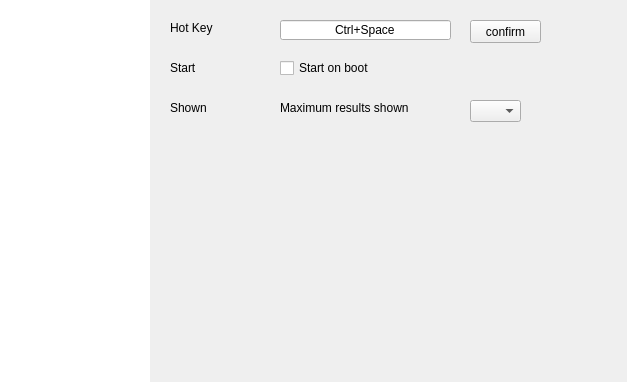
Old version of the form src/view/SettingWidget.ui in the repository tujiaw/Acc.
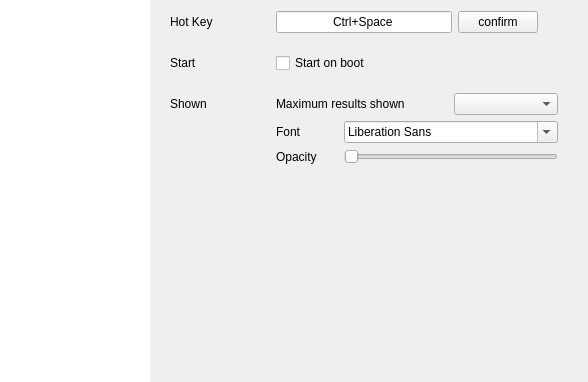
New version of the form.

The edit to the form file:
```diff
--- a/src/view/SettingWidget.ui
+++ b/src/view/SettingWidget.ui
@@ -6,7 +6,7 @@
    <rect>
     <x>0</x>
     <y>0</y>
-    <width>627</width>
+    <width>588</width>
     <height>382</height>
    </rect>
   </property>
@@ -67,32 +67,46 @@
        <rect>
         <x>0</x>
         <y>0</y>
-        <width>477</width>
+        <width>438</width>
         <height>382</height>
        </rect>
       </property>
+      <layout class="QVBoxLayout" name="verticalLayout">
+       <property name="spacing">
+        <number>20</number>
+       </property>
+       <property name="leftMargin">
+        <number>20</number>
+       </property>
+       <property name="rightMargin">
+        <number>30</number>
+       </property>
+       <item>
+        <layout class="QGridLayout" name="gridLayout_3">
+         <property name="rightMargin">
+          <number>20</number>
+         </property>
+         <item row="0" column="0">
       <widget class="QLabel" name="label">
-       <property name="geometry">
-        <rect>
-         <x>20</x>
-         <y>20</y>
-         <width>61</width>
-         <height>16</height>
-        </rect>
+           <property name="minimumSize">
+            <size>
+             <width>100</width>
+             <height>0</height>
+            </size>
+           </property>
+           <property name="maximumSize">
+            <size>
+             <width>100</width>
+             <height>16777215</height>
+            </size>
        </property>
        <property name="text">
         <string>Hot Key</string>
        </property>
       </widget>
+         </item>
+         <item row="0" column="1">
       <widget class="QLineEdit" name="leHotkey">
-       <property name="geometry">
-        <rect>
-         <x>130</x>
-         <y>20</y>
-         <width>171</width>
-         <height>20</height>
-        </rect>
-       </property>
        <property name="text">
         <string>Ctrl+Space</string>
        </property>
@@ -106,81 +120,151 @@
         <string>Press the new shortcut key</string>
        </property>
       </widget>
+         </item>
+         <item row="0" column="2">
       <widget class="QPushButton" name="pbHotkeyConfirm">
-       <property name="geometry">
-        <rect>
-         <x>320</x>
-         <y>20</y>
-         <width>71</width>
-         <height>23</height>
-        </rect>
-       </property>
        <property name="text">
         <string>confirm</string>
        </property>
       </widget>
+         </item>
+        </layout>
+       </item>
+       <item>
+        <layout class="QGridLayout" name="gridLayout_2">
+         <property name="rightMargin">
+          <number>20</number>
+         </property>
+         <item row="0" column="1">
       <widget class="QCheckBox" name="cbAutoStart">
-       <property name="geometry">
-        <rect>
-         <x>130</x>
-         <y>60</y>
-         <width>211</width>
-         <height>16</height>
-        </rect>
-       </property>
        <property name="text">
         <string>Start on boot</string>
        </property>
       </widget>
+         </item>
+         <item row="0" column="0">
       <widget class="QLabel" name="label_2">
-       <property name="geometry">
-        <rect>
-         <x>20</x>
-         <y>60</y>
-         <width>61</width>
-         <height>16</height>
-        </rect>
+           <property name="minimumSize">
+            <size>
+             <width>100</width>
+             <height>0</height>
+            </size>
+           </property>
+           <property name="maximumSize">
+            <size>
+             <width>100</width>
+             <height>16777215</height>
+            </size>
        </property>
        <property name="text">
         <string>Start</string>
        </property>
       </widget>
-      <widget class="QLabel" name="label_3">
-       <property name="geometry">
-        <rect>
-         <x>130</x>
-         <y>100</y>
-         <width>141</width>
-         <height>16</height>
-        </rect>
-       </property>
-       <property name="text">
-        <string>Maximum results shown</string>
-       </property>
-      </widget>
+         </item>
+        </layout>
+       </item>
+       <item>
+        <layout class="QGridLayout" name="gridLayout" rowstretch="0,0,1">
+         <item row="0" column="0">
       <widget class="QLabel" name="label_4">
-       <property name="geometry">
-        <rect>
-         <x>20</x>
-         <y>100</y>
-         <width>61</width>
-         <height>16</height>
-        </rect>
+           <property name="minimumSize">
+            <size>
+             <width>100</width>
+             <height>0</height>
+            </size>
+           </property>
+           <property name="maximumSize">
+            <size>
+             <width>100</width>
+             <height>16777215</height>
+            </size>
        </property>
        <property name="text">
         <string>Shown</string>
        </property>
       </widget>
-      <widget class="QComboBox" name="cbMaxResult">
-       <property name="geometry">
-        <rect>
-         <x>320</x>
-         <y>100</y>
-         <width>51</width>
-         <height>22</height>
-        </rect>
-       </property>
-      </widget>
+         </item>
+         <item row="0" column="1" colspan="2">
+          <widget class="QLabel" name="label_3">
+           <property name="text">
+            <string>Maximum results shown</string>
+           </property>
+          </widget>
+         </item>
+         <item row="0" column="3">
+          <widget class="QComboBox" name="cbMaxResult"/>
+         </item>
+         <item row="1" column="1">
+          <widget class="QLabel" name="label_6">
+           <property name="text">
+            <string>Font</string>
+           </property>
+          </widget>
+         </item>
+         <item row="1" column="2" colspan="2">
+          <widget class="QFontComboBox" name="fcbFont">
+           <property name="sizePolicy">
+            <sizepolicy hsizetype="Expanding" vsizetype="Fixed">
+             <horstretch>0</horstretch>
+             <verstretch>0</verstretch>
+            </sizepolicy>
+           </property>
+           <property name="minimumSize">
+            <size>
+             <width>100</width>
+             <height>0</height>
+            </size>
+           </property>
+           <property name="maximumSize">
+            <size>
+             <width>16777215</width>
+             <height>16777215</height>
+            </size>
+           </property>
+          </widget>
+         </item>
+         <item row="2" column="1">
+          <widget class="QLabel" name="label_5">
+           <property name="text">
+            <string>Opacity</string>
+           </property>
+          </widget>
+         </item>
+         <item row="2" column="2" colspan="2">
+          <widget class="QSlider" name="hsOpacity">
+           <property name="minimum">
+            <number>0</number>
+           </property>
+           <property name="maximum">
+            <number>10</number>
+           </property>
+           <property name="pageStep">
+            <number>1</number>
+           </property>
+           <property name="sliderPosition">
+            <number>0</number>
+           </property>
+           <property name="orientation">
+            <enum>Qt::Horizontal</enum>
+           </property>
+          </widget>
+         </item>
+        </layout>
+       </item>
+       <item>
+        <spacer name="verticalSpacer">
+         <property name="orientation">
+          <enum>Qt::Vertical</enum>
+         </property>
+         <property name="sizeHint" stdset="0">
+          <size>
+           <width>20</width>
+           <height>182</height>
+          </size>
+         </property>
+        </spacer>
+       </item>
+      </layout>
      </widget>
     </widget>
    </item>
```
Lines whose indentation alone changed are shown as unchanged.
